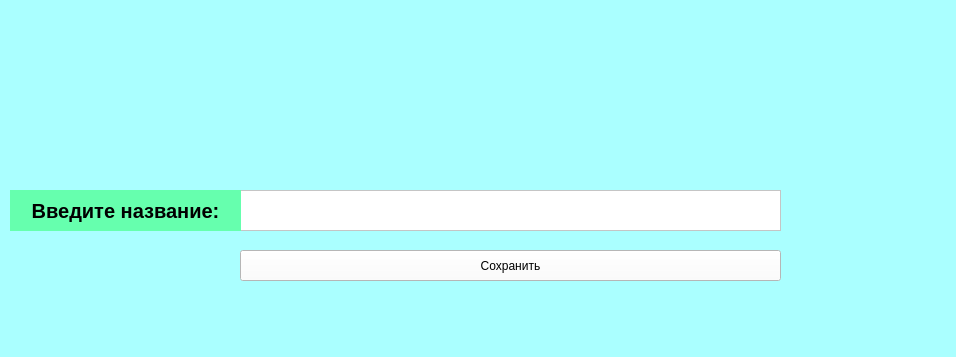
2005Alena/pythonProject2, file testtest-master/Region.ui: the form before one commit.
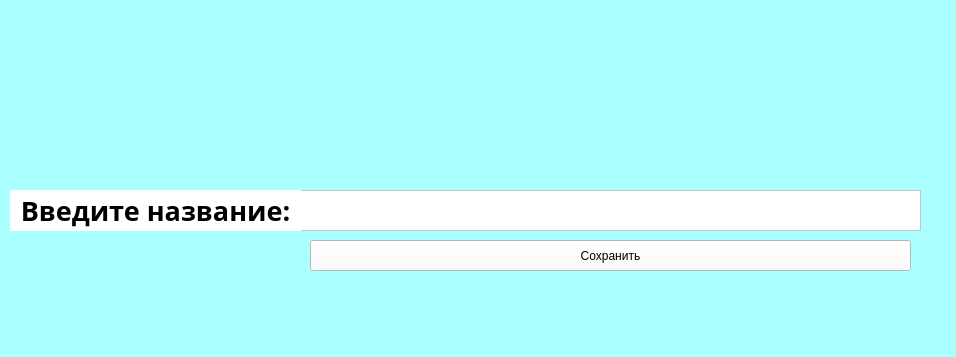
The form after the commit.

```diff
--- a/testtest-master/Region.ui
+++ b/testtest-master/Region.ui
@@ -23,9 +23,9 @@
    <widget class="QTextEdit" name="textEdit_2">
     <property name="geometry">
      <rect>
-      <x>240</x>
+      <x>300</x>
       <y>190</y>
-      <width>541</width>
+      <width>621</width>
       <height>41</height>
      </rect>
     </property>
@@ -36,9 +36,9 @@
    <widget class="QPushButton" name="pushButton">
     <property name="geometry">
      <rect>
-      <x>240</x>
-      <y>250</y>
-      <width>541</width>
+      <x>310</x>
+      <y>240</y>
+      <width>601</width>
       <height>31</height>
      </rect>
     </property>
@@ -54,14 +54,14 @@
      <rect>
       <x>10</x>
       <y>190</y>
-      <width>231</width>
+      <width>291</width>
       <height>41</height>
      </rect>
     </property>
     <property name="font">
      <font>
-      <family>Yu Gothic UI</family>
-      <pointsize>15</pointsize>
+      <family>Miriam CLM</family>
+      <pointsize>20</pointsize>
       <weight>75</weight>
       <italic>false</italic>
       <bold>true</bold>
@@ -69,7 +69,7 @@
      </font>
     </property>
     <property name="styleSheet">
-     <string notr="true">background-color: rgb(102, 255, 174);</string>
+     <string notr="true">background-color: rgb(255, 255, 255)</string>
     </property>
     <property name="text">
      <string>Введите название:</string>
```
Left out of the diff: 2 changed lines with no effect on the pictures.
